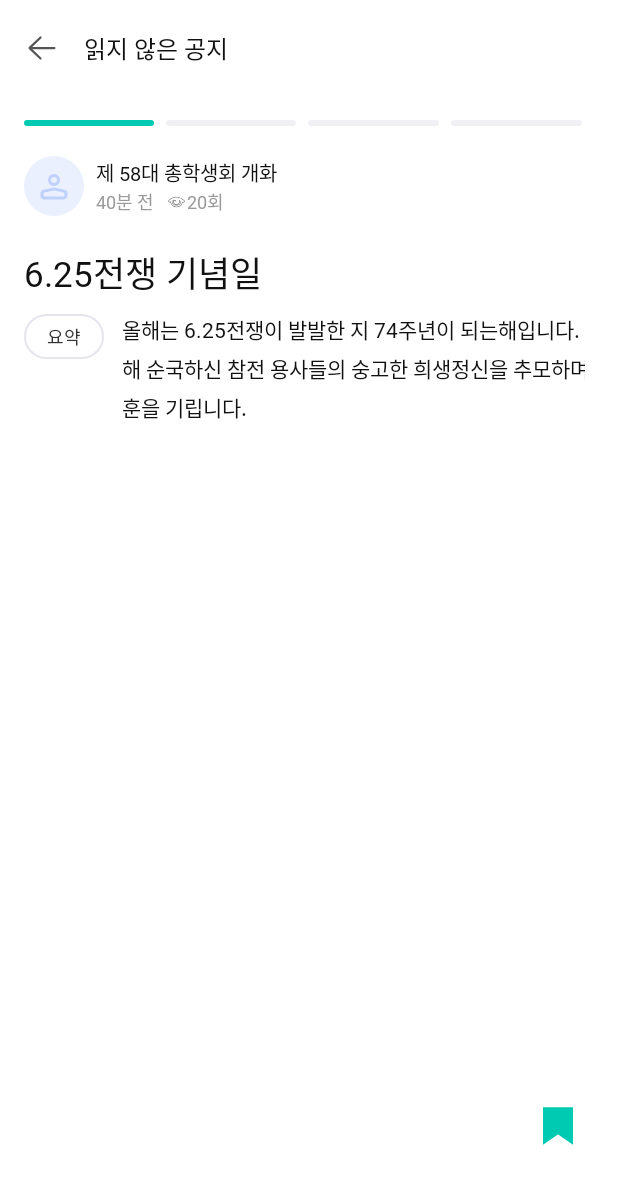
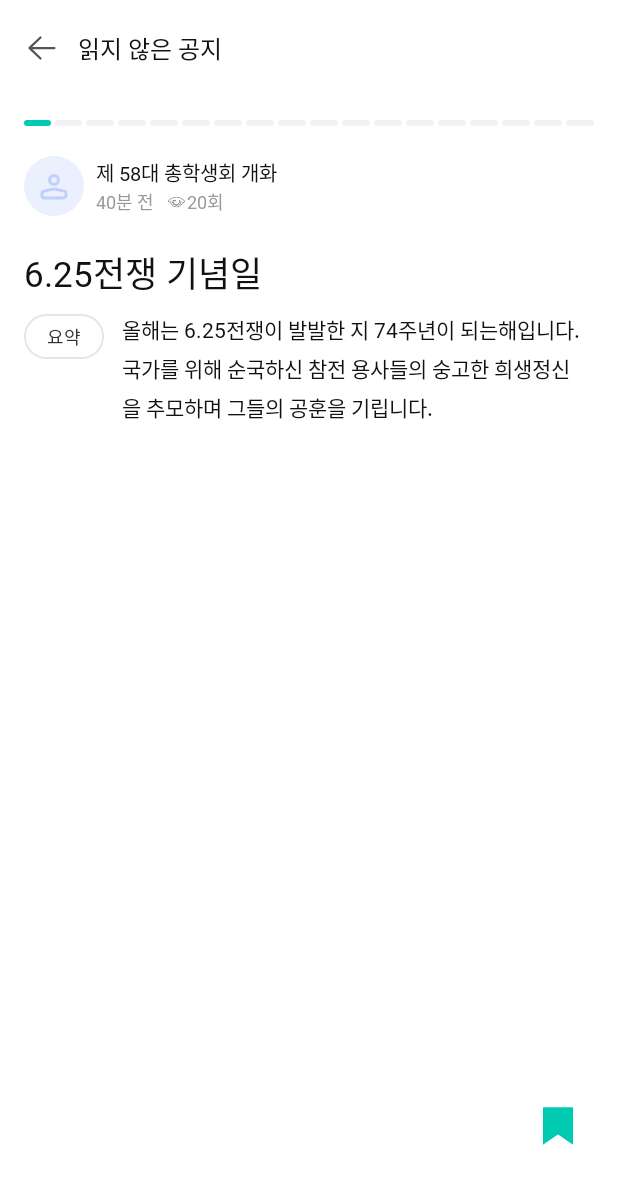
Before and after one commit to Team-UniVoice/UniVoice_Android, an Android app built with Jetpack Compose: the screen it shows after launch (QuickScanActivity), on a phone screen of 412 x 824 dp. Shown: the top 1184 px of the screen. Run offline under Robolectric (Android 15) with nearby library versions, the phone set to English and light mode, and no system bars; our stand-ins replace Dagger/Hilt's generated code, Timber, data binding; pictures from the network do not load; Roboto replaces fonts that are not available here.

Commit message:
#17 [REFACTOR] : 툴바&탭바 수정

```diff
--- a/app/src/main/java/com/univoice/core_ui/base/BindingActivity.kt
+++ b/app/src/main/java/com/univoice/core_ui/base/BindingActivity.kt
@@ -7,6 +7,7 @@ import androidx.annotation.LayoutRes
 import androidx.appcompat.app.AppCompatActivity
 import androidx.databinding.DataBindingUtil
 import androidx.databinding.ViewDataBinding
+import androidx.viewpager2.widget.ViewPager2
 import com.google.android.material.internal.ViewUtils.hideKeyboard
 
 abstract class BindingActivity<T : ViewDataBinding>(
--- a/app/src/main/java/com/univoice/feature/quickscan/QuickScanActivity.kt
+++ b/app/src/main/java/com/univoice/feature/quickscan/QuickScanActivity.kt
@@ -2,8 +2,10 @@ package com.univoice.feature.quickscan
 
 import android.content.Intent
 import android.view.View
+import android.view.ViewGroup
 import androidx.activity.viewModels
 import androidx.viewpager2.widget.ViewPager2
+import com.google.android.material.tabs.TabLayout
 import com.google.android.material.tabs.TabLayoutMediator
 import com.univoice.R
 import com.univoice.core_ui.base.BindingActivity
@@ -14,14 +16,40 @@ import dagger.hilt.android.AndroidEntryPoint
 class QuickScanActivity : BindingActivity<ActivityQuickScanBinding>(R.layout.activity_quick_scan) {
     private val viewModel by viewModels<QuickScanViewModel>()
     override fun initView() {
-        initToolbar()
         initToolbarClickListener()
         initAdapter()
+        addMarginsToTabs(binding.tabQuickScan)
+        unableTabMotion()
+    }
+
+    private fun unableTabMotion() {
+        binding.tabQuickScan.addOnTabSelectedListener(object : TabLayout.OnTabSelectedListener {
+            override fun onTabSelected(tab: TabLayout.Tab?) {}
+            override fun onTabUnselected(tab: TabLayout.Tab) {}
+            override fun onTabReselected(tab: TabLayout.Tab) {}
+
+        })
+    }
+
+    private fun addMarginsToTabs(tabLayout: TabLayout) {
+        tabLayout.addOnLayoutChangeListener { _, _, _, _, _, _, _, _, _ ->
+            for (i in 0 until tabLayout.tabCount - 1) {
+                val tab = (tabLayout.getChildAt(0) as ViewGroup).getChildAt(i)
+                val params = tab.layoutParams as ViewGroup.MarginLayoutParams
+                when (tabLayout.tabCount) {
+                    in 2..5 -> params.setMargins(0, 0, 8, 0)
+                    in 6..8 -> params.setMargins(0, 0, 6, 0)
+                    else -> params.setMargins(0, 0, 4, 0)
+                }
+                tab.requestLayout()
+            }
+        }
+
     }
 
     private fun initAdapter() {
-        QuickScanAdapter() {
-            id, isBookmark -> viewModel.updateBookmark(id, isBookmark)
+        QuickScanAdapter() { id, isBookmark ->
+            viewModel.updateBookmark(id, isBookmark)
         }.also {
             binding.vpQuickScan.adapter = it
             it.submitList(viewModel.mockQuickScanList)
@@ -64,7 +92,7 @@ class QuickScanActivity : BindingActivity<ActivityQuickScanBinding>(R.layout.act
 
     private fun initTabLayout() {
         with(binding.tabQuickScan) {
-            if(viewModel.mockQuickScanList.size > 1) {
+            if (viewModel.mockQuickScanList.size > 1) {
                 visibility = View.VISIBLE
             } else {
                 visibility = View.INVISIBLE
@@ -73,15 +101,8 @@ class QuickScanActivity : BindingActivity<ActivityQuickScanBinding>(R.layout.act
         }
     }
 
-    private fun initToolbar() {
-        with(binding) {
-            setSupportActionBar(toolbarQuickScan)
-            supportActionBar?.setDisplayShowTitleEnabled(false)
-        }
-    }
-
     private fun initToolbarClickListener() {
-        binding.toolbarQuickScan.setNavigationOnClickListener {
+        binding.ibToolbarQuickScanIcon.setOnClickListener {
             finish()
         }
     }
--- a/app/src/main/java/com/univoice/feature/quickscan/QuickScanViewModel.kt
+++ b/app/src/main/java/com/univoice/feature/quickscan/QuickScanViewModel.kt
@@ -48,6 +48,173 @@ class QuickScanViewModel : ViewModel() {
             summary = "2024학년도 홍익대학교만의 겨울잠바 디자인을 제작하기 위해 겨울잠바 디자인 공모전을 진행합니다.",
             isBookmark = false
         ),
+        QuickScanEntity(
+            id = 5,
+            avatar = "https://avatars.githubusercontent.com/u/173128955?s=400&u=5ea0c63681822c75fa707b1951948f5bae9410eb&v=4",
+            councilName = "제 58대 총학생회 개화",
+            time = "40분 전",
+            viewCount = "20회",
+            title = "2024 홍익대학교 겨울잠바 디자인 공모전",
+            subject = "2024-1학기 재학생",
+            date = "05/21(화) 14:00 ~ 06/20(목) 22:00",
+            summary = "2024학년도 홍익대학교만의 겨울잠바 디자인을 제작하기 위해 겨울잠바 디자인 공모전을 진행합니다.",
+            isBookmark = false
+        ),
+        QuickScanEntity(
+            id = 6,
+            avatar = "https://avatars.githubusercontent.com/u/173128955?s=400&u=5ea0c63681822c75fa707b1951948f5bae9410eb&v=4",
+            councilName = "제 58대 총학생회 개화",
+            time = "40분 전",
+            viewCount = "20회",
+            title = "2024 홍익대학교 겨울잠바 디자인 공모전",
+            subject = "2024-1학기 재학생",
+            date = "05/21(화) 14:00 ~ 06/20(목) 22:00",
+            summary = "2024학년도 홍익대학교만의 겨울잠바 디자인을 제작하기 위해 겨울잠바 디자인 공모전을 진행합니다.",
+            isBookmark = false
+        ),
+        QuickScanEntity(
+            id = 7,
+            avatar = "https://avatars.githubusercontent.com/u/173128955?s=400&u=5ea0c63681822c75fa707b1951948f5bae9410eb&v=4",
+            councilName = "제 58대 총학생회 개화",
+            time = "40분 전",
+            viewCount = "20회",
+            title = "2024 홍익대학교 겨울잠바 디자인 공모전",
+            subject = "2024-1학기 재학생",
+            date = "05/21(화) 14:00 ~ 06/20(목) 22:00",
+            summary = "2024학년도 홍익대학교만의 겨울잠바 디자인을 제작하기 위해 겨울잠바 디자인 공모전을 진행합니다.",
+            isBookmark = false
+        ),
+        QuickScanEntity(
+            id = 8,
+            avatar = "https://avatars.githubusercontent.com/u/173128955?s=400&u=5ea0c63681822c75fa707b1951948f5bae9410eb&v=4",
+            councilName = "제 58대 총학생회 개화",
+            time = "40분 전",
+            viewCount = "20회",
+            title = "2024 홍익대학교 겨울잠바 디자인 공모전",
+            subject = "2024-1학기 재학생",
+            date = "05/21(화) 14:00 ~ 06/20(목) 22:00",
+            summary = "2024학년도 홍익대학교만의 겨울잠바 디자인을 제작하기 위해 겨울잠바 디자인 공모전을 진행합니다.",
+            isBookmark = false
+        ),
+        QuickScanEntity(
+            id = 9,
+            avatar = "https://avatars.githubusercontent.com/u/173128955?s=400&u=5ea0c63681822c75fa707b1951948f5bae9410eb&v=4",
+            councilName = "제 58대 총학생회 개화",
+            time = "40분 전",
+            viewCount = "20회",
+            title = "2024 홍익대학교 겨울잠바 디자인 공모전",
+            subject = "2024-1학기 재학생",
+            date = "05/21(화) 14:00 ~ 06/20(목) 22:00",
+            summary = "2024학년도 홍익대학교만의 겨울잠바 디자인을 제작하기 위해 겨울잠바 디자인 공모전을 진행합니다.",
+            isBookmark = false
+        ),
+        QuickScanEntity(
+            id = 10,
+            avatar = "https://avatars.githubusercontent.com/u/173128955?s=400&u=5ea0c63681822c75fa707b1951948f5bae9410eb&v=4",
+            councilName = "제 58대 총학생회 개화",
+            time = "40분 전",
+            viewCount = "20회",
+            title = "2024 홍익대학교 겨울잠바 디자인 공모전",
+            subject = "2024-1학기 재학생",
+            date = "05/21(화) 14:00 ~ 06/20(목) 22:00",
+            summary = "2024학년도 홍익대학교만의 겨울잠바 디자인을 제작하기 위해 겨울잠바 디자인 공모전을 진행합니다.",
+            isBookmark = false
+        ),QuickScanEntity(
+            id = 11,
+            avatar = "https://avatars.githubusercontent.com/u/173128955?s=400&u=5ea0c63681822c75fa707b1951948f5bae9410eb&v=4",
+            councilName = "제 58대 총학생회 개화",
+            time = "40분 전",
+            viewCount = "20회",
+            title = "2024 홍익대학교 겨울잠바 디자인 공모전",
+            subject = "2024-1학기 재학생",
+            date = "05/21(화) 14:00 ~ 06/20(목) 22:00",
+            summary = "2024학년도 홍익대학교만의 겨울잠바 디자인을 제작하기 위해 겨울잠바 디자인 공모전을 진행합니다.",
+            isBookmark = false
+        ),
+        QuickScanEntity(
+            id = 12,
+            avatar = "https://avatars.githubusercontent.com/u/173128955?s=400&u=5ea0c63681822c75fa707b1951948f5bae9410eb&v=4",
+            councilName = "제 58대 총학생회 개화",
+            time = "40분 전",
+            viewCount = "20회",
+            title = "2024 홍익대학교 겨울잠바 디자인 공모전",
+            subject = "2024-1학기 재학생",
+            date = "05/21(화) 14:00 ~ 06/20(목) 22:00",
+            summary = "2024학년도 홍익대학교만의 겨울잠바 디자인을 제작하기 위해 겨울잠바 디자인 공모전을 진행합니다.",
+            isBookmark = false
+        ),
+        QuickScanEntity(
+            id = 13,
+            avatar = "https://avatars.githubusercontent.com/u/173128955?s=400&u=5ea0c63681822c75fa707b1951948f5bae9410eb&v=4",
+            councilName = "제 58대 총학생회 개화",
+            time = "40분 전",
+            viewCount = "20회",
+            title = "2024 홍익대학교 겨울잠바 디자인 공모전",
+            subject = "2024-1학기 재학생",
+            date = "05/21(화) 14:00 ~ 06/20(목) 22:00",
+            summary = "2024학년도 홍익대학교만의 겨울잠바 디자인을 제작하기 위해 겨울잠바 디자인 공모전을 진행합니다.",
+            isBookmark = false
+        ),
+        QuickScanEntity(
+            id = 14,
+            avatar = "https://avatars.githubusercontent.com/u/173128955?s=400&u=5ea0c63681822c75fa707b1951948f5bae9410eb&v=4",
+            councilName = "제 58대 총학생회 개화",
+            time = "40분 전",
+            viewCount = "20회",
+            title = "2024 홍익대학교 겨울잠바 디자인 공모전",
+            subject = "2024-1학기 재학생",
+            date = "05/21(화) 14:00 ~ 06/20(목) 22:00",
+            summary = "2024학년도 홍익대학교만의 겨울잠바 디자인을 제작하기 위해 겨울잠바 디자인 공모전을 진행합니다.",
+            isBookmark = false
+        ),
+        QuickScanEntity(
+            id = 15,
+            avatar = "https://avatars.githubusercontent.com/u/173128955?s=400&u=5ea0c63681822c75fa707b1951948f5bae9410eb&v=4",
+            councilName = "제 58대 총학생회 개화",
+            time = "40분 전",
+            viewCount = "20회",
+            title = "2024 홍익대학교 겨울잠바 디자인 공모전",
+            subject = "2024-1학기 재학생",
+            date = "05/21(화) 14:00 ~ 06/20(목) 22:00",
+            summary = "2024학년도 홍익대학교만의 겨울잠바 디자인을 제작하기 위해 겨울잠바 디자인 공모전을 진행합니다.",
+            isBookmark = false
+        ),
+        QuickScanEntity(
+            id = 16,
+            avatar = "https://avatars.githubusercontent.com/u/173128955?s=400&u=5ea0c63681822c75fa707b1951948f5bae9410eb&v=4",
+            councilName = "제 58대 총학생회 개화",
+            time = "40분 전",
+            viewCount = "20회",
+            title = "2024 홍익대학교 겨울잠바 디자인 공모전",
+            subject = "2024-1학기 재학생",
+            date = "05/21(화) 14:00 ~ 06/20(목) 22:00",
+            summary = "2024학년도 홍익대학교만의 겨울잠바 디자인을 제작하기 위해 겨울잠바 디자인 공모전을 진행합니다.",
+            isBookmark = false
+        ),
+        QuickScanEntity(
+            id = 17,
+            avatar = "https://avatars.githubusercontent.com/u/173128955?s=400&u=5ea0c63681822c75fa707b1951948f5bae9410eb&v=4",
+            councilName = "제 58대 총학생회 개화",
+            time = "40분 전",
+            viewCount = "20회",
+            title = "2024 홍익대학교 겨울잠바 디자인 공모전",
+            subject = "2024-1학기 재학생",
+            date = "05/21(화) 14:00 ~ 06/20(목) 22:00",
+            summary = "2024학년도 홍익대학교만의 겨울잠바 디자인을 제작하기 위해 겨울잠바 디자인 공모전을 진행합니다.",
+            isBookmark = false
+        ),
+        QuickScanEntity(
+            id = 18,
+            avatar = "https://avatars.githubusercontent.com/u/173128955?s=400&u=5ea0c63681822c75fa707b1951948f5bae9410eb&v=4",
+            councilName = "제 58대 총학생회 개화",
+            time = "40분 전",
+            viewCount = "20회",
+            title = "2024 홍익대학교 겨울잠바 디자인 공모전",
+            subject = "2024-1학기 재학생",
+            date = "05/21(화) 14:00 ~ 06/20(목) 22:00",
+            summary = "2024학년도 홍익대학교만의 겨울잠바 디자인을 제작하기 위해 겨울잠바 디자인 공모전을 진행합니다.",
+            isBookmark = false
+        ),
     )
 
     fun updateBookmark(id: Int, isBookmark: Boolean) {
--- a/app/src/main/res/drawable/shape_gray50_fill_10_rect.xml
+++ b/app/src/main/res/drawable/shape_gray50_fill_10_rect.xml
@@ -1,10 +1,6 @@
 <?xml version="1.0" encoding="utf-8"?>
 <layer-list xmlns:android="http://schemas.android.com/apk/res/android">
-    <item
-        android:bottom="0dp"
-        android:left="0dp"
-        android:right="8dp"
-        android:top="0dp">
+    <item>
         <shape android:shape="rectangle">
             <solid android:color="@color/gray_50" />
             <corners android:radius="10dp" />
--- a/app/src/main/res/drawable/shape_mint400_fill_10_rect.xml
+++ b/app/src/main/res/drawable/shape_mint400_fill_10_rect.xml
@@ -1,10 +1,6 @@
 <?xml version="1.0" encoding="utf-8"?>
 <layer-list xmlns:android="http://schemas.android.com/apk/res/android">
-    <item
-        android:bottom="0dp"
-        android:left="0dp"
-        android:right="8dp"
-        android:top="0dp">
+    <item>
         <shape android:shape="rectangle">
             <solid android:color="@color/mint_400" />
             <corners android:radius="10dp" />
--- a/app/src/main/res/layout/activity_quick_scan.xml
+++ b/app/src/main/res/layout/activity_quick_scan.xml
@@ -4,7 +4,6 @@
     xmlns:tools="http://schemas.android.com/tools">
 
     <androidx.constraintlayout.widget.ConstraintLayout
-        android:id="@+id/main"
         android:layout_width="match_parent"
         android:layout_height="match_parent"
         tools:context=".feature.quickscan.QuickScanActivity">
@@ -13,26 +12,33 @@
             android:id="@+id/toolbar_quick_scan"
             android:layout_width="0dp"
             android:layout_height="wrap_content"
+            android:layout_marginStart="4dp"
+            app:contentInsetStart="0dp"
             app:layout_constraintEnd_toEndOf="parent"
             app:layout_constraintStart_toStartOf="parent"
-            app:layout_constraintTop_toTopOf="parent"
-            app:navigationIcon="@drawable/ic_back"
-            app:titleTextAppearance="@style/TextAppearance.UniVoice.title4Regular">
+            app:layout_constraintTop_toTopOf="parent">
+
+            <ImageButton
+                android:id="@+id/ib_toolbar_quick_scan_icon"
+                android:layout_width="wrap_content"
+                android:layout_height="wrap_content"
+                android:background="@android:color/transparent"
+                android:src="@drawable/ic_back" />
 
             <TextView
-                android:id="@+id/tv_toolbar_title"
+                android:id="@+id/tv_toolbar_quick_scan_title"
                 android:layout_width="wrap_content"
                 android:layout_height="wrap_content"
                 android:layout_gravity="start"
                 android:text="@string/quick_scan_toolbar_title"
-                android:textAppearance="@style/TextAppearance.UniVoice.title4Regular" />
+                android:textAppearance="@style/TextAppearance.UniVoice.title4Regular"
+                android:textColor="@color/font_B01" />
 
         </androidx.appcompat.widget.Toolbar>
 
         <androidx.constraintlayout.widget.ConstraintLayout
             android:layout_width="match_parent"
             android:layout_height="0dp"
-            android:paddingHorizontal="16dp"
             android:paddingBottom="49dp"
             app:layout_constraintBottom_toBottomOf="parent"
             app:layout_constraintEnd_toEndOf="parent"
@@ -43,8 +49,10 @@
                 android:id="@+id/tab_quick_scan"
                 android:layout_width="match_parent"
                 android:layout_height="4dp"
+                android:layout_marginHorizontal="16dp"
                 android:layout_marginTop="16dp"
                 android:background="@android:color/transparent"
+                android:clickable="false"
                 android:visibility="visible"
                 app:layout_constraintStart_toStartOf="parent"
                 app:layout_constraintTop_toTopOf="parent"
--- a/app/src/main/res/layout/activity_quick_scan_complete.xml
+++ b/app/src/main/res/layout/activity_quick_scan_complete.xml
@@ -4,7 +4,6 @@
     xmlns:tools="http://schemas.android.com/tools">
 
     <androidx.constraintlayout.widget.ConstraintLayout
-        android:id="@+id/main"
         android:layout_width="match_parent"
         android:layout_height="match_parent"
         tools:context=".feature.quickscan.QuickScanCompleteActivity">
@@ -41,12 +40,13 @@
                 app:layout_constraintStart_toStartOf="parent"
                 app:layout_constraintTop_toBottomOf="@id/tv_quick_scan_complete" />
 
-            <Button
+            <androidx.appcompat.widget.AppCompatButton
                 android:id="@+id/btn_quick_scan_confirm"
                 style="@style/Widget.AppCompat.Button.Borderless"
                 android:layout_width="match_parent"
                 android:layout_height="wrap_content"
                 android:background="@drawable/shape_mint400_fill_40_rect"
+                android:paddingVertical="15dp"
                 android:text="@string/btn_quick_scan_confirm"
                 android:textAppearance="@style/TextAppearance.UniVoice.title4Bold"
                 android:textColor="@color/white"
--- a/app/src/main/res/layout/item_quick_scan.xml
+++ b/app/src/main/res/layout/item_quick_scan.xml
@@ -12,7 +12,8 @@
 
     <androidx.constraintlayout.widget.ConstraintLayout
         android:layout_width="match_parent"
-        android:layout_height="match_parent">
+        android:layout_height="match_parent"
+        android:paddingHorizontal="16dp">
 
         <androidx.constraintlayout.widget.ConstraintLayout
             android:id="@+id/cl_quick_scan_header"
@@ -142,6 +143,7 @@
                 android:textAppearance="@style/TextAppearance.UniVoice.body2Regular"
                 android:textColor="@color/font_B01"
                 app:layout_constraintBottom_toBottomOf="parent"
+                app:layout_constraintEnd_toEndOf="parent"
                 app:layout_constraintStart_toEndOf="@id/tv_quick_scan_subject"
                 app:layout_constraintTop_toTopOf="parent"
                 tools:text="2024-1학기 재학생" />
@@ -163,10 +165,10 @@
                 android:layout_width="wrap_content"
                 android:layout_height="wrap_content"
                 android:background="@drawable/shape_white_line_30_rect"
+                android:gravity="center"
+                android:padding="6dp"
                 android:paddingHorizontal="16dp"
                 android:paddingVertical="6dp"
-                android:gravity="center"
-                android:padding="6dp"
                 android:text="@string/tv_quick_scan_date"
                 android:textAppearance="@style/TextAppearance.UniVoice.button4Semi"
                 android:textColor="@color/gray_800"
@@ -182,6 +184,7 @@
                 android:textAppearance="@style/TextAppearance.UniVoice.body2Regular"
                 android:textColor="@color/font_B01"
                 app:layout_constraintBottom_toBottomOf="parent"
+                app:layout_constraintEnd_toEndOf="parent"
                 app:layout_constraintStart_toEndOf="@id/tv_quick_scan_date"
                 app:layout_constraintTop_toTopOf="parent"
                 tools:text="05/21(화) 14:00 ~ 06/20(목) 22:00" />
@@ -220,6 +223,7 @@
                 android:textAppearance="@style/TextAppearance.UniVoice.body2Regular"
                 android:textColor="@color/font_B01"
                 app:layout_constraintBottom_toBottomOf="parent"
+                app:layout_constraintEnd_toEndOf="parent"
                 app:layout_constraintStart_toEndOf="@id/tv_quick_scan_summary"
                 app:layout_constraintTop_toTopOf="parent"
                 tools:text="2024학년도 2학기 교내장학금 신청 안내드립니다. 반드시 확인하고 놓치지 마시기 바랍니다." />
```
